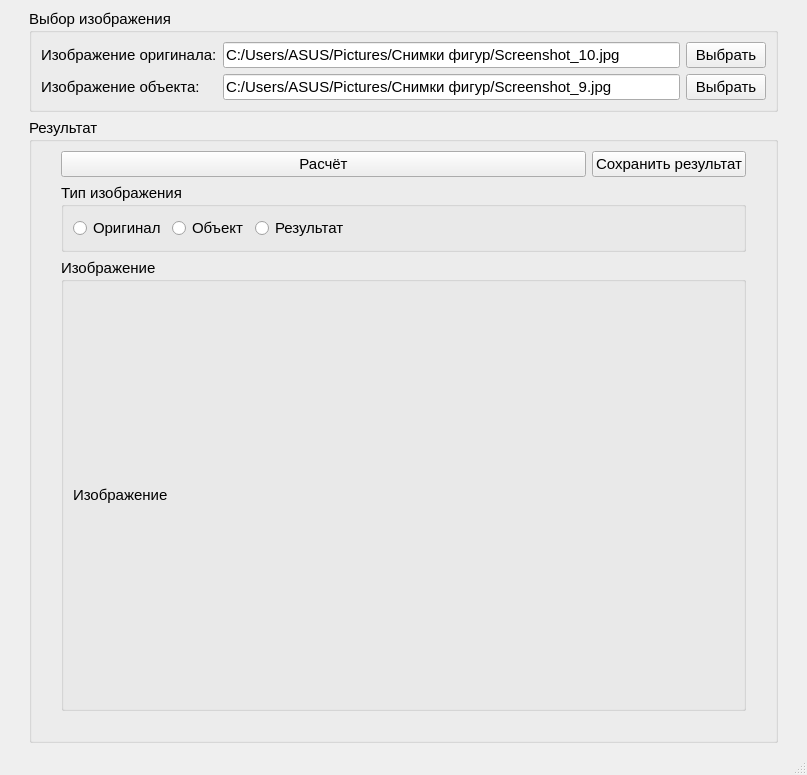
First picture: the form in mainwindow.ui, repository AlexeyAleksandrov/ImageToGrayConverter, before the edit.
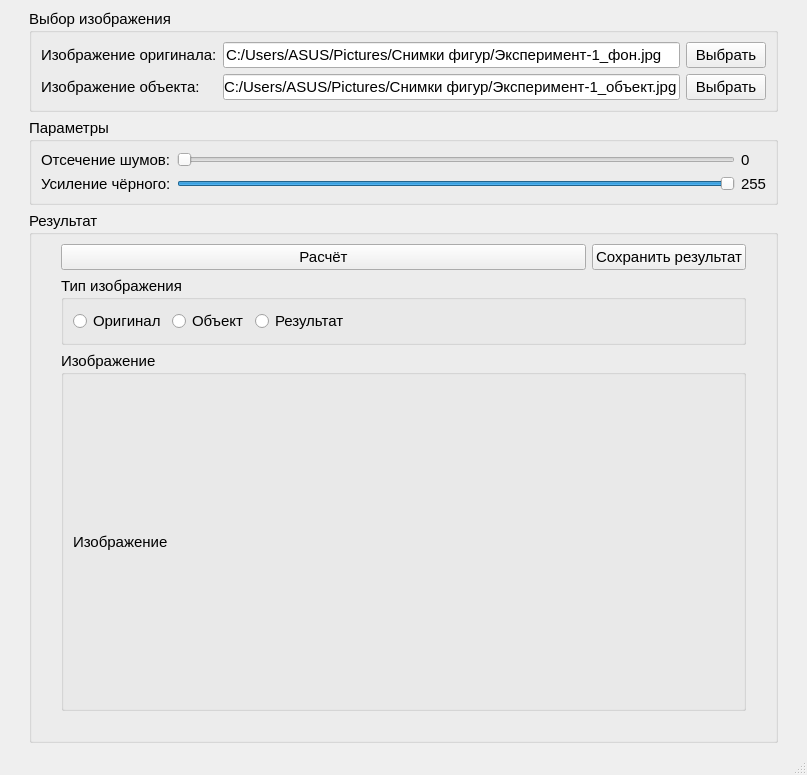
Second picture: the form after the edit.

Commit message: Добавлено усиление чёрного цвета

The edit to the form file:
```diff
--- a/mainwindow.ui
+++ b/mainwindow.ui
@@ -29,7 +29,7 @@
        <item row="0" column="1">
         <widget class="QLineEdit" name="lineEdit_imageOriginal">
          <property name="text">
-          <string>C:/Users/ASUS/Pictures/Снимки фигур/Screenshot_10.jpg</string>
+          <string>C:/Users/ASUS/Pictures/Снимки фигур/Эксперимент-1_фон.jpg</string>
          </property>
          <property name="readOnly">
           <bool>true</bool>
@@ -60,7 +60,7 @@
        <item row="1" column="1">
         <widget class="QLineEdit" name="lineEdit_imageObject">
          <property name="text">
-          <string>C:/Users/ASUS/Pictures/Снимки фигур/Screenshot_9.jpg</string>
+          <string>C:/Users/ASUS/Pictures/Снимки фигур/Эксперимент-1_объект.jpg</string>
          </property>
          <property name="readOnly">
           <bool>true</bool>
@@ -147,6 +147,12 @@
          <layout class="QGridLayout" name="gridLayout_5">
           <item row="0" column="0">
            <widget class="QLabel" name="label_image">
+            <property name="sizePolicy">
+             <sizepolicy hsizetype="Minimum" vsizetype="Minimum">
+              <horstretch>0</horstretch>
+              <verstretch>0</verstretch>
+             </sizepolicy>
+            </property>
             <property name="text">
              <string>Изображение</string>
             </property>
@@ -198,8 +204,8 @@
       </layout>
      </widget>
     </item>
-    <item row="2" column="0">
-     <spacer name="verticalSpacer">
+    <item row="2" column="2">
+     <spacer name="verticalSpacer_4">
       <property name="orientation">
        <enum>Qt::Vertical</enum>
       </property>
@@ -211,8 +217,71 @@
       </property>
      </spacer>
     </item>
-    <item row="2" column="2">
-     <spacer name="verticalSpacer_4">
+    <item row="1" column="1">
+     <widget class="QGroupBox" name="groupBox">
+      <property name="title">
+       <string>Параметры</string>
+      </property>
+      <layout class="QGridLayout" name="gridLayout_6">
+       <item row="0" column="1">
+        <widget class="QSlider" name="horizontalSlider_clippingNoiseValue">
+         <property name="maximum">
+          <number>255</number>
+         </property>
+         <property name="orientation">
+          <enum>Qt::Horizontal</enum>
+         </property>
+        </widget>
+       </item>
+       <item row="0" column="2">
+        <widget class="QLabel" name="label_clippingNoiseValue">
+         <property name="text">
+          <string>0</string>
+         </property>
+        </widget>
+       </item>
+       <item row="0" column="0">
+        <widget class="QLabel" name="label_clippingNoise">
+         <property name="text">
+          <string>Отсечение шумов:</string>
+         </property>
+        </widget>
+       </item>
+       <item row="1" column="0">
+        <widget class="QLabel" name="label_blackEnchancement">
+         <property name="text">
+          <string>Усиление чёрного:</string>
+         </property>
+        </widget>
+       </item>
+       <item row="1" column="1">
+        <widget class="QSlider" name="horizontalSlider_blackEnchancementValue">
+         <property name="maximum">
+          <number>255</number>
+         </property>
+         <property name="value">
+          <number>255</number>
+         </property>
+         <property name="orientation">
+          <enum>Qt::Horizontal</enum>
+         </property>
+         <property name="invertedControls">
+          <bool>true</bool>
+         </property>
+        </widget>
+       </item>
+       <item row="1" column="2">
+        <widget class="QLabel" name="label_blackEnchancementValue">
+         <property name="text">
+          <string>255</string>
+         </property>
+        </widget>
+       </item>
+      </layout>
+     </widget>
+    </item>
+    <item row="1" column="0" rowspan="2">
+     <spacer name="verticalSpacer">
       <property name="orientation">
        <enum>Qt::Vertical</enum>
       </property>
```
The commit also changes 2 other files.
